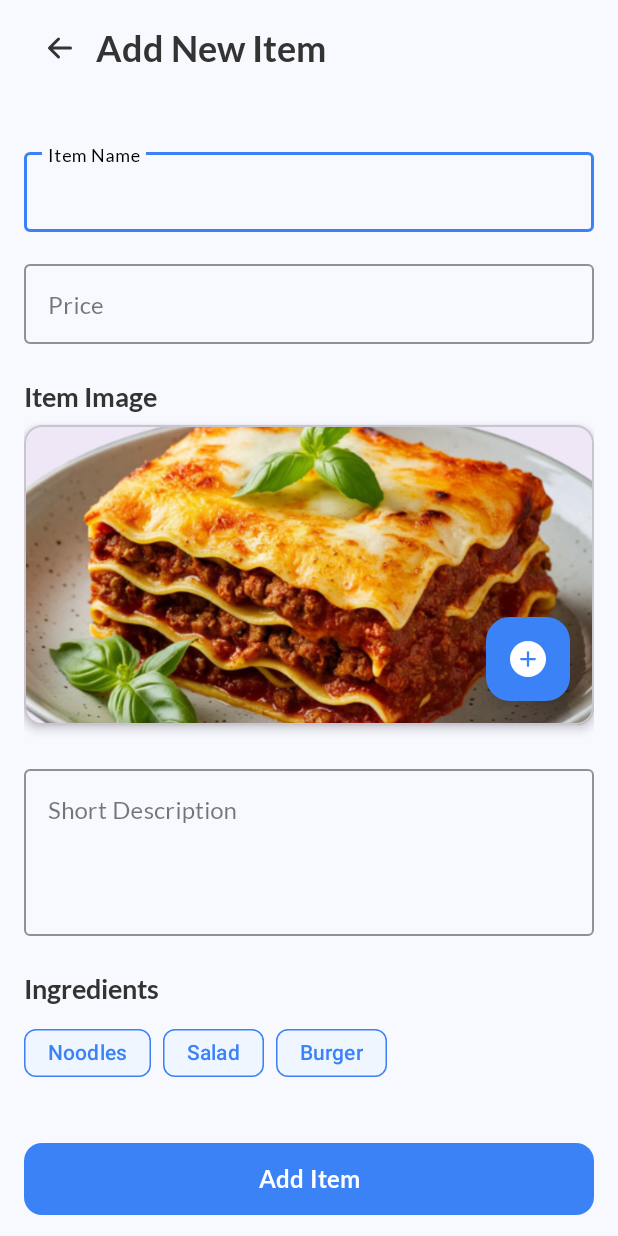
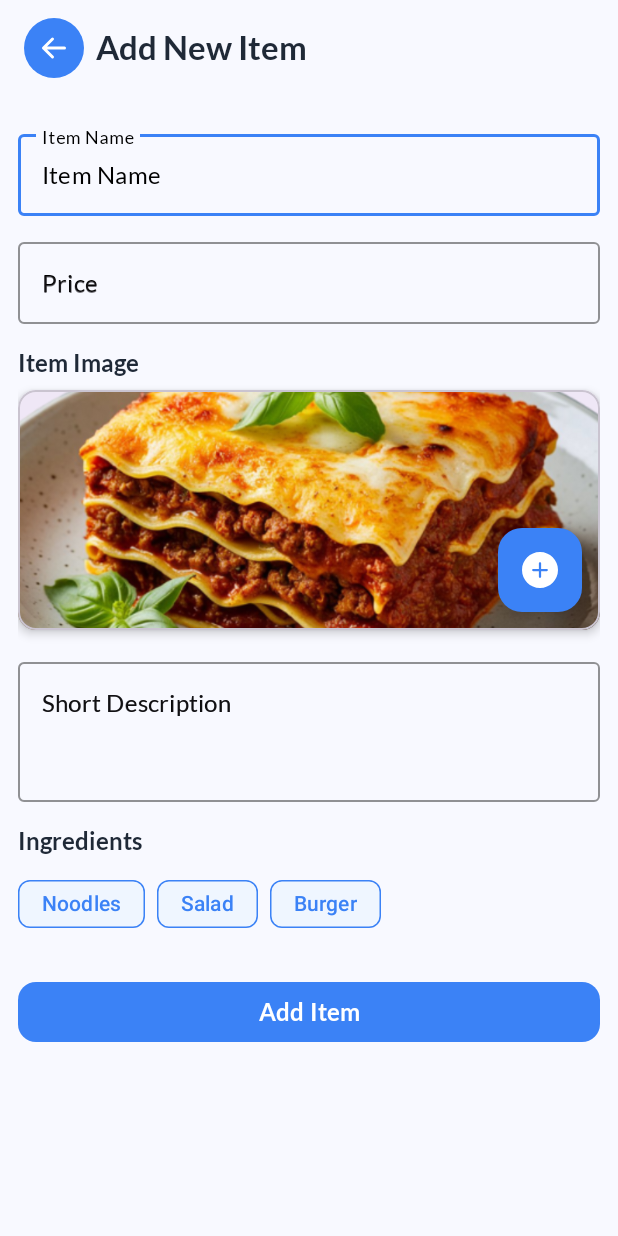
Before and after one commit to vaibhavk10/AdminEatSphere, an Android app: the AddItemActivity screen opened directly, with no data from a screen before it, on a phone screen of 412 x 824 dp. Run offline under Robolectric (Android 15) with nearby library versions, the phone set to English and light mode, and no system bars.

Commit message:
First commit

```diff
--- a/app/src/main/res/layout/activity_add_item.xml
+++ b/app/src/main/res/layout/activity_add_item.xml
@@ -8,6 +8,7 @@
     tools:context=".AddItemActivity">
 
     <com.google.android.material.appbar.AppBarLayout
+        android:id="@+id/appBarLayout"
         android:layout_width="match_parent"
         android:layout_height="wrap_content"
         android:background="@android:color/transparent"
@@ -21,21 +22,22 @@
 
             <ImageButton
                 android:id="@+id/backButton"
-                android:layout_width="48dp"
-                android:layout_height="48dp"
-                android:background="?attr/selectableItemBackgroundBorderless"
+                android:layout_width="40dp"
+                android:layout_height="40dp"
+                android:background="@drawable/circle_button_background"
+                android:padding="8dp"
                 android:src="@drawable/arrowleft"
-                app:tint="#333333" />
+                app:tint="#FFFFFF" />
 
             <TextView
                 android:id="@+id/titleText"
                 android:layout_width="wrap_content"
                 android:layout_height="wrap_content"
-                android:layout_marginStart="16dp"
+                android:layout_marginStart="24dp"
                 android:fontFamily="@font/latobold"
                 android:text="Add New Item"
-                android:textColor="#333333"
-                android:textSize="24sp" />
+                android:textColor="#1F2937"
+                android:textSize="22sp" />
         </androidx.appcompat.widget.Toolbar>
     </com.google.android.material.appbar.AppBarLayout>
 
@@ -47,7 +49,7 @@
         <androidx.constraintlayout.widget.ConstraintLayout
             android:layout_width="match_parent"
             android:layout_height="wrap_content"
-            android:padding="16dp">
+            android:padding="12dp">
 
             <!-- Item Name Input -->
             <com.google.android.material.textfield.TextInputLayout
@@ -55,10 +57,10 @@
                 style="@style/Widget.MaterialComponents.TextInputLayout.OutlinedBox"
                 android:layout_width="match_parent"
                 android:layout_height="wrap_content"
-                android:layout_marginTop="16dp"
+                android:layout_marginTop="8dp"
                 android:hint="Item Name"
                 app:boxStrokeColor="#3B82F6"
-                app:hintTextColor="@color/black"
+                app:hintTextColor="#000000"
                 app:layout_constraintTop_toTopOf="parent">
 
                 <com.google.android.material.textfield.TextInputEditText
@@ -66,10 +68,10 @@
                     android:layout_width="match_parent"
                     android:layout_height="wrap_content"
                     android:fontFamily="@font/latoregular"
-                    android:hint=""
+                    android:hint="Item Name"
                     android:inputType="text"
                     android:textColor="#000000"
-                    android:textColorHint="@color/black"
+                    android:textColorHint="#000000"
                     android:textSize="16sp" />
             </com.google.android.material.textfield.TextInputLayout>
 
@@ -79,9 +81,10 @@
                 style="@style/Widget.MaterialComponents.TextInputLayout.OutlinedBox"
                 android:layout_width="match_parent"
                 android:layout_height="wrap_content"
-                android:layout_marginTop="16dp"
+                android:layout_marginTop="12dp"
                 android:hint="Price"
                 app:boxStrokeColor="#3B82F6"
+                app:hintTextColor="#000000"
                 app:layout_constraintTop_toBottomOf="@id/itemNameLayout">
 
                 <com.google.android.material.textfield.TextInputEditText
@@ -89,22 +92,23 @@
                     android:layout_width="match_parent"
                     android:layout_height="wrap_content"
                     android:fontFamily="@font/latoregular"
+                    android:hint="Price"
                     android:inputType="numberDecimal"
                     android:textColor="#000000"
-                    android:textColorHint="@android:color/black"
+                    android:textColorHint="#000000"
                     android:textSize="16sp" />
             </com.google.android.material.textfield.TextInputLayout>
 
             <!-- Item Image Label -->
             <TextView
-                android:id="@+id/itemImageLabel"
+                android:id="@+id/itemImageLabel1"
                 android:layout_width="wrap_content"
                 android:layout_height="wrap_content"
-                android:layout_marginTop="24dp"
+                android:layout_marginTop="16dp"
                 android:fontFamily="@font/latobold"
                 android:text="Item Image"
-                android:textColor="#333333"
-                android:textSize="18sp"
+                android:textColor="#1F2937"
+                android:textSize="16sp"
                 app:layout_constraintStart_toStartOf="parent"
                 app:layout_constraintTop_toBottomOf="@id/itemPriceLayout" />
 
@@ -112,11 +116,11 @@
             <com.google.android.material.card.MaterialCardView
                 android:id="@+id/imageCard"
                 android:layout_width="match_parent"
-                android:layout_height="200dp"
+                android:layout_height="160dp"
                 android:layout_marginTop="8dp"
                 app:cardCornerRadius="12dp"
                 app:cardElevation="4dp"
-                app:layout_constraintTop_toBottomOf="@id/itemImageLabel">
+                app:layout_constraintTop_toBottomOf="@id/itemImageLabel1">
 
                 <androidx.constraintlayout.widget.ConstraintLayout
                     android:layout_width="match_parent"
@@ -130,15 +134,15 @@
                         android:src="@drawable/lasgna" />
 
                     <com.google.android.material.floatingactionbutton.FloatingActionButton
-                        android:id="@+id/addImageButton"
+                        android:id="@+id/itemImageLabel"
                         android:layout_width="wrap_content"
                         android:layout_height="wrap_content"
-                        android:layout_margin="16dp"
+                        android:layout_margin="12dp"
                         android:src="@drawable/plus"
                         app:backgroundTint="#3B82F6"
-                        app:tint="#FFFFFF"
                         app:layout_constraintBottom_toBottomOf="parent"
-                        app:layout_constraintEnd_toEndOf="parent" />
+                        app:layout_constraintEnd_toEndOf="parent"
+                        app:tint="#FFFFFF" />
                 </androidx.constraintlayout.widget.ConstraintLayout>
             </com.google.android.material.card.MaterialCardView>
 
@@ -148,9 +152,10 @@
                 style="@style/Widget.MaterialComponents.TextInputLayout.OutlinedBox"
                 android:layout_width="match_parent"
                 android:layout_height="wrap_content"
-                android:layout_marginTop="24dp"
+                android:layout_marginTop="16dp"
                 android:hint="Short Description"
                 app:boxStrokeColor="#3B82F6"
+                app:hintTextColor="#000000"
                 app:layout_constraintTop_toBottomOf="@id/imageCard">
 
                 <com.google.android.material.textfield.TextInputEditText
@@ -158,10 +163,12 @@
                     android:layout_width="match_parent"
                     android:layout_height="wrap_content"
                     android:fontFamily="@font/latoregular"
+                    android:gravity="top"
+                    android:hint="Short Description"
                     android:inputType="textMultiLine"
-                    android:lines="4"
-                    android:gravity="top"
+                    android:lines="3"
                     android:textColor="#000000"
+                    android:textColorHint="#000000"
                     android:textSize="16sp" />
             </com.google.android.material.textfield.TextInputLayout>
 
@@ -170,11 +177,11 @@
                 android:id="@+id/ingredientsLabel"
                 android:layout_width="wrap_content"
                 android:layout_height="wrap_content"
-                android:layout_marginTop="24dp"
+                android:layout_marginTop="16dp"
                 android:fontFamily="@font/latobold"
                 android:text="Ingredients"
-                android:textColor="#333333"
-                android:textSize="18sp"
+                android:textColor="#1F2937"
+                android:textSize="16sp"
                 app:layout_constraintTop_toBottomOf="@id/descriptionLayout"
                 app:layout_constraintStart_toStartOf="parent" />
 
@@ -217,9 +224,9 @@
             <com.google.android.material.button.MaterialButton
                 android:id="@+id/addItemButton"
                 android:layout_width="match_parent"
-                android:layout_height="56dp"
-                android:layout_marginTop="32dp"
-                android:layout_marginBottom="16dp"
+                android:layout_height="48dp"
+                android:layout_marginTop="24dp"
+                android:layout_marginBottom="12dp"
                 android:text="Add Item"
                 android:fontFamily="@font/latobold"
                 android:textSize="16sp"
```
